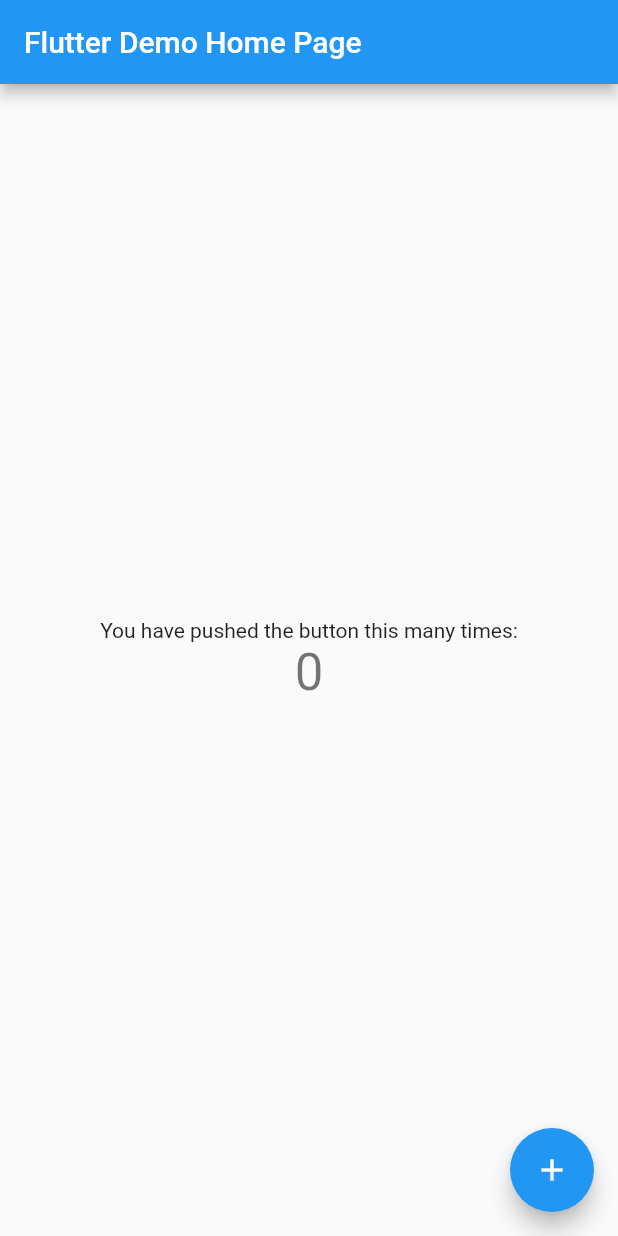
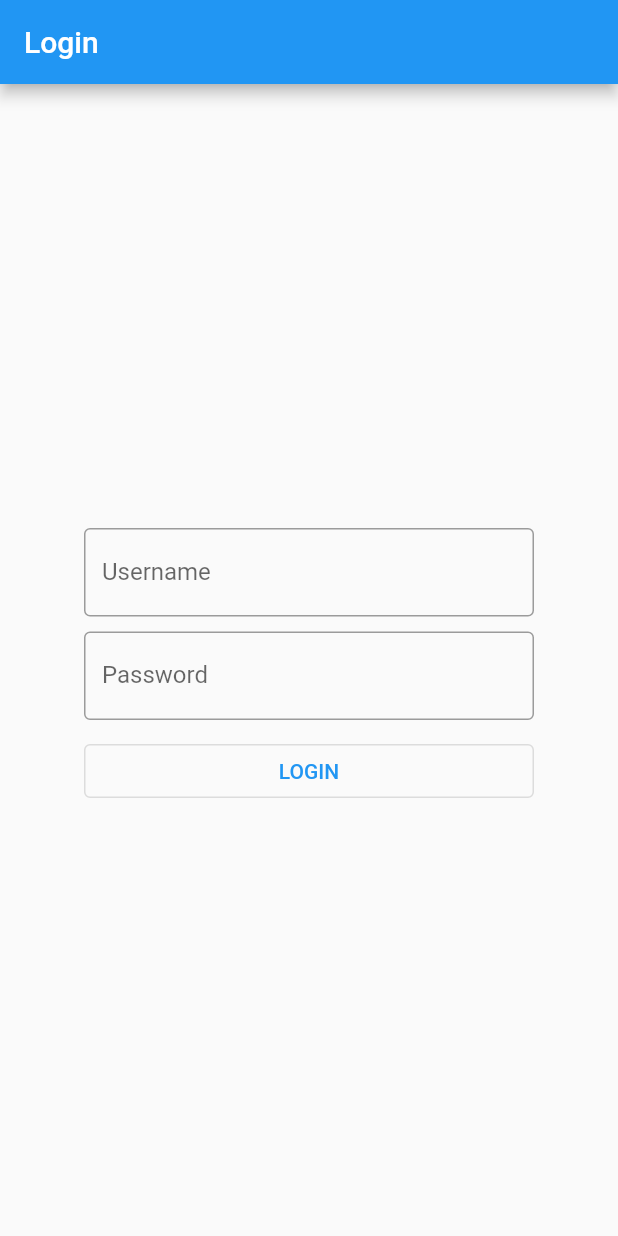
Before and after one commit to viktorodman/flutter_2dv50e, a Flutter app: the screen it shows after launch, on a phone screen of 412 x 824 dp. Run offline on Flutter 3.47's test engine with Material 2 defaults, Android fonts, the phone set to English and light mode, and no system bars.

Commit message:
Adding stuffs

```diff
--- /dev/null
+++ b/lib/components/main-area.dart
@@ -0,0 +1 @@
+//TEST
--- a/lib/main.dart
+++ b/lib/main.dart
@@ -1,4 +1,8 @@
 import 'package:flutter/material.dart';
+import 'package:flutter_2dv50e/components/side-menu.dart';
+import 'package:flutter_2dv50e/models/user.dart';
+import 'package:flutter_2dv50e/routes/routes.dart';
+import 'package:provider/provider.dart';
 
 void main() {
   runApp(const MyApp());
@@ -7,109 +11,20 @@ void main() {
 class MyApp extends StatelessWidget {
   const MyApp({Key? key}) : super(key: key);
 
-  // This widget is the root of your application.
   @override
   Widget build(BuildContext context) {
-    return MaterialApp(
-      title: 'Flutter Demo',
-      theme: ThemeData(
-        // This is the theme of your application.
-        //
-        // Try running your application with "flutter run". You'll see the
-        // application has a blue toolbar. Then, without quitting the app, try
-        // changing the primarySwatch below to Colors.green and then invoke
-        // "hot reload" (press "r" in the console where you ran "flutter run",
-        // or simply save your changes to "hot reload" in a Flutter IDE).
-        // Notice that the counter didn't reset back to zero; the application
-        // is not restarted.
-        primarySwatch: Colors.blue,
-      ),
-      home: const MyHomePage(title: 'Flutter Demo Home Page'),
+    return MultiProvider(
+      providers: [
+        ChangeNotifierProvider(
+          create: ((context) => User()),
+        ),
+      ],
+      builder: (context, child) {
+        return MaterialApp(
+          initialRoute: RouteManager.login,
+          onGenerateRoute: RouteManager.generateRoute,
+        );
+      },
     );
   }
 }
-
-class MyHomePage extends StatefulWidget {
-  const MyHomePage({Key? key, required this.title}) : super(key: key);
-
-  // This widget is the home page of your application. It is stateful, meaning
-  // that it has a State object (defined below) that contains fields that affect
-  // how it looks.
-
-  // This class is the configuration for the state. It holds the values (in this
-  // case the title) provided by the parent (in this case the App widget) and
-  // used by the build method of the State. Fields in a Widget subclass are
-  // always marked "final".
-
-  final String title;
-
-  @override
-  State<MyHomePage> createState() => _MyHomePageState();
-}
-
-class _MyHomePageState extends State<MyHomePage> {
-  int _counter = 0;
-
-  void _incrementCounter() {
-    setState(() {
-      // This call to setState tells the Flutter framework that something has
-      // changed in this State, which causes it to rerun the build method below
-      // so that the display can reflect the updated values. If we changed
-      // _counter without calling setState(), then the build method would not be
-      // called again, and so nothing would appear to happen.
-      _counter++;
-    });
-  }
-
-  @override
-  Widget build(BuildContext context) {
-    // This method is rerun every time setState is called, for instance as done
-    // by the _incrementCounter method above.
-    //
-    // The Flutter framework has been optimized to make rerunning build methods
-    // fast, so that you can just rebuild anything that needs updating rather
-    // than having to individually change instances of widgets.
-    return Scaffold(
-      appBar: AppBar(
-        // Here we take the value from the MyHomePage object that was created by
-        // the App.build method, and use it to set our appbar title.
-        title: Text(widget.title),
-      ),
-      body: Center(
-        // Center is a layout widget. It takes a single child and positions it
-        // in the middle of the parent.
-        child: Column(
-          // Column is also a layout widget. It takes a list of children and
-          // arranges them vertically. By default, it sizes itself to fit its
-          // children horizontally, and tries to be as tall as its parent.
-          //
-          // Invoke "debug painting" (press "p" in the console, choose the
-          // "Toggle Debug Paint" action from the Flutter Inspector in Android
-          // Studio, or the "Toggle Debug Paint" command in Visual Studio Code)
-          // to see the wireframe for each widget.
-          //
-          // Column has various properties to control how it sizes itself and
-          // how it positions its children. Here we use mainAxisAlignment to
-          // center the children vertically; the main axis here is the vertical
-          // axis because Columns are vertical (the cross axis would be
-          // horizontal).
-          mainAxisAlignment: MainAxisAlignment.center,
-          children: <Widget>[
-            const Text(
-              'You have pushed the button this many times:',
-            ),
-            Text(
-              '$_counter',
-              style: Theme.of(context).textTheme.headline4,
-            ),
-          ],
-        ),
-      ),
-      floatingActionButton: FloatingActionButton(
-        onPressed: _incrementCounter,
-        tooltip: 'Increment',
-        child: const Icon(Icons.add),
-      ), // This trailing comma makes auto-formatting nicer for build methods.
-    );
-  }
-}
--- /dev/null
+++ b/lib/models/user.dart
@@ -0,0 +1,12 @@
+import 'package:flutter/material.dart';
+
+class User with ChangeNotifier {
+  String _username = '';
+  String get username => _username;
+
+  set username(String username) {
+    _username = username;
+
+    notifyListeners();
+  }
+}
--- /dev/null
+++ b/lib/pages/login.dart
@@ -0,0 +1,102 @@
+import 'package:flutter/material.dart';
+import 'package:flutter_2dv50e/models/user.dart';
+import 'package:flutter_2dv50e/routes/routes.dart';
+import 'package:provider/provider.dart';
+
+class Login extends StatefulWidget {
+  const Login({Key? key}) : super(key: key);
+
+  @override
+  State<Login> createState() => _LoginState();
+}
+
+class _LoginState extends State<Login> {
+  TextEditingController usernameController = TextEditingController();
+  final _submit = GlobalKey<FormState>();
+
+  void submitLogin() {
+    context.read<User>().username = usernameController.text;
+    Navigator.of(context).pushNamed(RouteManager.dashboard);
+  }
+
+  @override
+  void dispose() {
+    usernameController.dispose();
+    super.dispose();
+  }
+
+/*   @override
+  Widget build(BuildContext context) {
+    return Scaffold(
+      appBar: AppBar(
+        title: const Text('Login'),
+      ),
+      body: Form(
+        child: Column(
+          mainAxisSize: MainAxisSize.min,
+          children: [
+            Text(
+              'Sign up',
+              style: Theme.of(context).textTheme.headline4,
+            ),
+            TextFormField(
+              decoration: const InputDecoration(hintText: 'username'),
+            ),
+            const SizedBox(height: 10),
+            TextFormField(
+              decoration: const InputDecoration(hintText: 'password'),
+              obscureText: true,
+            )
+          ],
+        ),
+      ),
+    );
+  }
+} */
+
+  @override
+  Widget build(BuildContext context) {
+    return Scaffold(
+      appBar: AppBar(
+        title: const Text('Login'),
+      ),
+      body: Center(
+        child: SizedBox(
+          width: 300,
+          child: Column(
+            mainAxisAlignment: MainAxisAlignment.center,
+            children: [
+              const SizedBox(height: 10),
+              TextField(
+                controller: usernameController,
+                onSubmitted: (String ye) {
+                  submitLogin();
+                },
+                decoration: const InputDecoration(
+                  border: OutlineInputBorder(),
+                  labelText: 'Username',
+                ),
+              ),
+              const SizedBox(height: 10),
+              const TextField(
+                obscureText: true,
+                decoration: InputDecoration(
+                  border: OutlineInputBorder(),
+                  labelText: 'Password',
+                ),
+              ),
+              const SizedBox(height: 10),
+              SizedBox(
+                width: double.infinity,
+                child: OutlinedButton(
+                  child: const Text('LOGIN'),
+                  onPressed: submitLogin,
+                ),
+              ),
+            ],
+          ),
+        ),
+      ),
+    );
+  }
+}
--- /dev/null
+++ b/lib/routes/routes.dart
@@ -0,0 +1,29 @@
+import 'package:flutter/material.dart';
+import 'package:flutter_2dv50e/pages/dashboard.dart';
+import 'package:flutter_2dv50e/pages/login.dart';
+
+class RouteManager {
+  static const String login = '/';
+  static const String dashboard = '/dashboard';
+  static const String publicDisplay = '/display';
+
+  static Route<dynamic> generateRoute(RouteSettings settings) {
+    switch (settings.name) {
+      case login:
+        return MaterialPageRoute(
+          builder: (context) => Login(),
+        );
+      case dashboard:
+        return MaterialPageRoute(
+          builder: (context) => Dashboard(),
+        );
+
+      case publicDisplay:
+        return MaterialPageRoute(
+          builder: (context) => Text('publicDisplay'),
+        );
+      default:
+        throw FormatException('Route not found');
+    }
+  }
+}
--- a/pubspec.yaml
+++ b/pubspec.yaml
@@ -34,6 +34,8 @@ dependencies:
   # The following adds the Cupertino Icons font to your application.
   # Use with the CupertinoIcons class for iOS style icons.
   cupertino_icons: ^1.0.2
+  provider: ^6.0.2
+  http: ^0.13.4
 
 dev_dependencies:
   flutter_test:
```
Also changed, not shown: lib/api/device.dart (added, +33 -0 lines), lib/api/items.dart (added, +20 -0 lines), lib/components/side-menu.dart (added, +44 -0 lines), lib/models/device.dart (added, +58 -0 lines), lib/models/item.dart (added, +29 -0 lines), lib/pages/dashboard.dart (added, +65 -0 lines), lib/providers/device-provider.dart (added, +15 -0 lines), lib/providers/store-provider.dart (added, +15 -0 lines), pubspec.lock, 1 other file.
